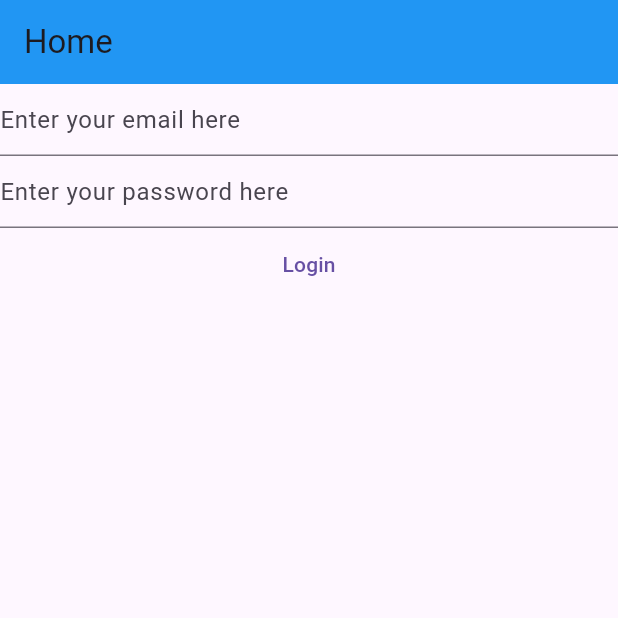
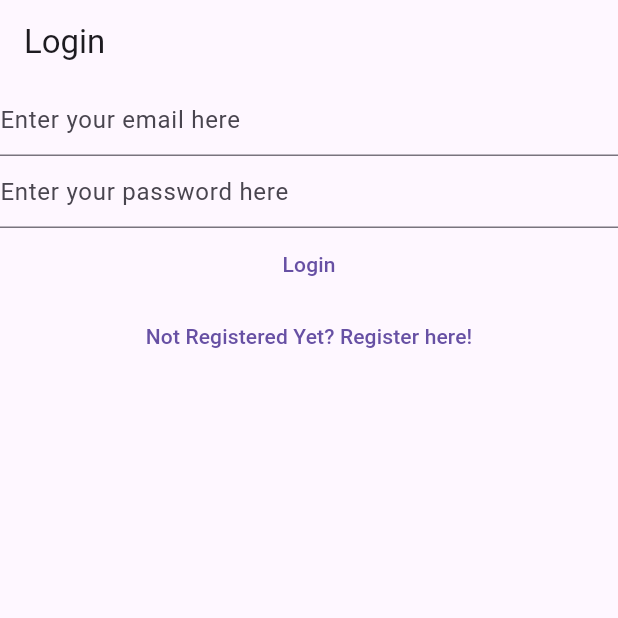
Before and after one commit to ElchinFarhad/MyNotes, a Flutter app: the screen it shows after launch, on a phone screen of 412 x 824 dp, the top half of it. Run offline on Flutter 3.47's test engine with Material 3 defaults, Android fonts, the phone set to English and light mode, and no system bars; our stand-ins replace firebase_auth, firebase_core; accounts and stored records are empty.

Commit message:
fix: routing for login and register widgets added

```diff
--- a/lib/main.dart
+++ b/lib/main.dart
@@ -4,6 +4,7 @@ import 'package:firebase_auth/firebase_auth.dart';
 import 'package:firebase_core/firebase_core.dart';
 import 'package:first_app/firebase_options.dart';
 import 'package:first_app/views/login_view.dart';
+import 'package:first_app/views/register_view.dart';
 import 'package:flutter/material.dart';
 
 void main() {
@@ -13,6 +14,10 @@ void main() {
     title: 'Flutter Demo',
     theme: ThemeData(primarySwatch: Colors.red),
     home: const HomePage(),
+    routes: {
+      '/login/': (context) => const LoginView(),
+      '/register/': (context) => const RegisterView(),
+    },
   ));
 }
 
@@ -21,12 +26,7 @@ class HomePage extends StatelessWidget {
 
   @override
   Widget build(BuildContext context) {
-    return Scaffold(
-      appBar: AppBar(
-        backgroundColor: Colors.blue,
-        title: const Text('Home'),
-      ),
-      body: FutureBuilder(
+    return FutureBuilder(
       future: Firebase.initializeApp(
         options: DefaultFirebaseOptions.currentPlatform,
       ),
@@ -45,29 +45,6 @@ class HomePage extends StatelessWidget {
             return const Text("Loading...");
         }
       },
-      ),
     );
   }
 }
-
-class VerifyEmailView extends StatefulWidget {
-  const VerifyEmailView({super.key});
-
-  @override
-  State<VerifyEmailView> createState() => _VerifyEmailViewState();
-}
-
-class _VerifyEmailViewState extends State<VerifyEmailView> {
-  @override
-  Widget build(BuildContext context) {
-    return Column(children: [
-      const Text("Verify Email"),
-      TextButton(
-          onPressed: () async {
-            final user = FirebaseAuth.instance.currentUser;
-            await user?.sendEmailVerification();
-          },
-          child: const Text("Send verification email")),
-    ]);
-  }
-}
--- a/lib/views/login_view.dart
+++ b/lib/views/login_view.dart
@@ -28,14 +28,17 @@ class _LoginViewState extends State<LoginView> {
 
   @override
   Widget build(BuildContext context) {
-    return Column(
+    return Scaffold(
+      appBar: AppBar(title: const Text('Login')),
+      body: Column(
         children: [
           TextField(
             controller: _email,
             enableSuggestions: false,
             autocorrect: false,
             keyboardType: TextInputType.emailAddress,
-          decoration: const InputDecoration(hintText: 'Enter your email here'),
+            decoration:
+                const InputDecoration(hintText: 'Enter your email here'),
           ),
           TextField(
             controller: _password,
@@ -52,7 +55,8 @@ class _LoginViewState extends State<LoginView> {
 
               try {
                 final userCredential = await FirebaseAuth.instance
-                  .signInWithEmailAndPassword(email: email, password: password);
+                    .signInWithEmailAndPassword(
+                        email: email, password: password);
                 print(userCredential);
               } on FirebaseAuthException catch (e) {
                 print(e.code);
@@ -65,7 +69,17 @@ class _LoginViewState extends State<LoginView> {
             },
             child: const Text('Login'),
           ),
+          TextButton(
+            onPressed: () {
+              Navigator.of(context).pushNamedAndRemoveUntil(
+                '/register/',
+                (route) => false,
+              );
+            },
+            child: const Text('Not Registered Yet? Register here!'),
+          )
         ],
+      ),
     );
   }
 }
--- a/lib/views/register_view.dart
+++ b/lib/views/register_view.dart
@@ -28,14 +28,17 @@ class _RegisterViewState extends State<RegisterView> {
 
   @override
   Widget build(BuildContext context) {
-    return Column(
+    return Scaffold(
+      appBar: AppBar(title: const Text('Register')),
+      body: Column(
         children: [
           TextField(
             controller: _email,
             enableSuggestions: false,
             autocorrect: false,
             keyboardType: TextInputType.emailAddress,
-          decoration: const InputDecoration(hintText: 'Enter your email here'),
+            decoration:
+                const InputDecoration(hintText: 'Enter your email here'),
           ),
           TextField(
             controller: _password,
@@ -69,7 +72,16 @@ class _RegisterViewState extends State<RegisterView> {
             },
             child: const Text('Register'),
           ),
+          TextButton(
+              onPressed: () {
+                Navigator.of(context).pushNamedAndRemoveUntil(
+                  '/login/',
+                  (route) => false,
+                );
+              },
+              child: const Text('Back To Login Page'))
         ],
+      ),
     );
   }
 }
```
Also changed, not shown: lib/views/verify_email_view.dart (added, +27 -0 lines). Lines whose indentation alone changed are shown as unchanged.
